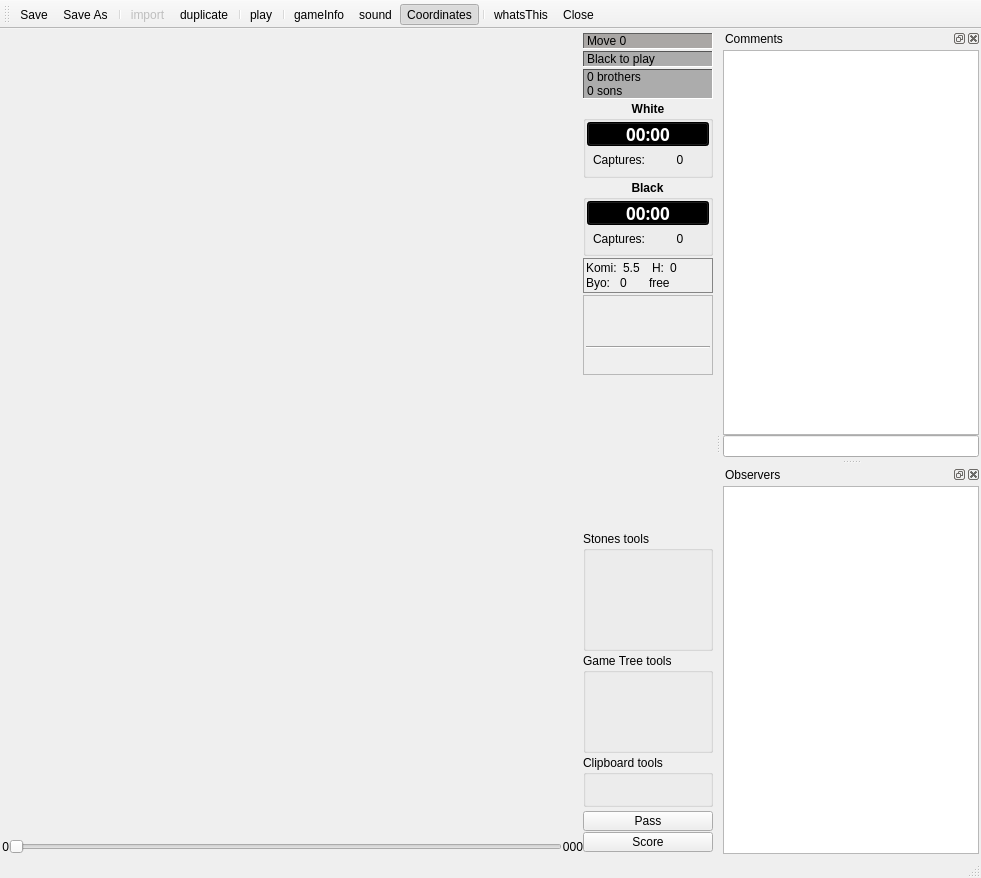
First picture: the form in src/board/boardwindow.ui, repository pzorin/qgo, before the edit.
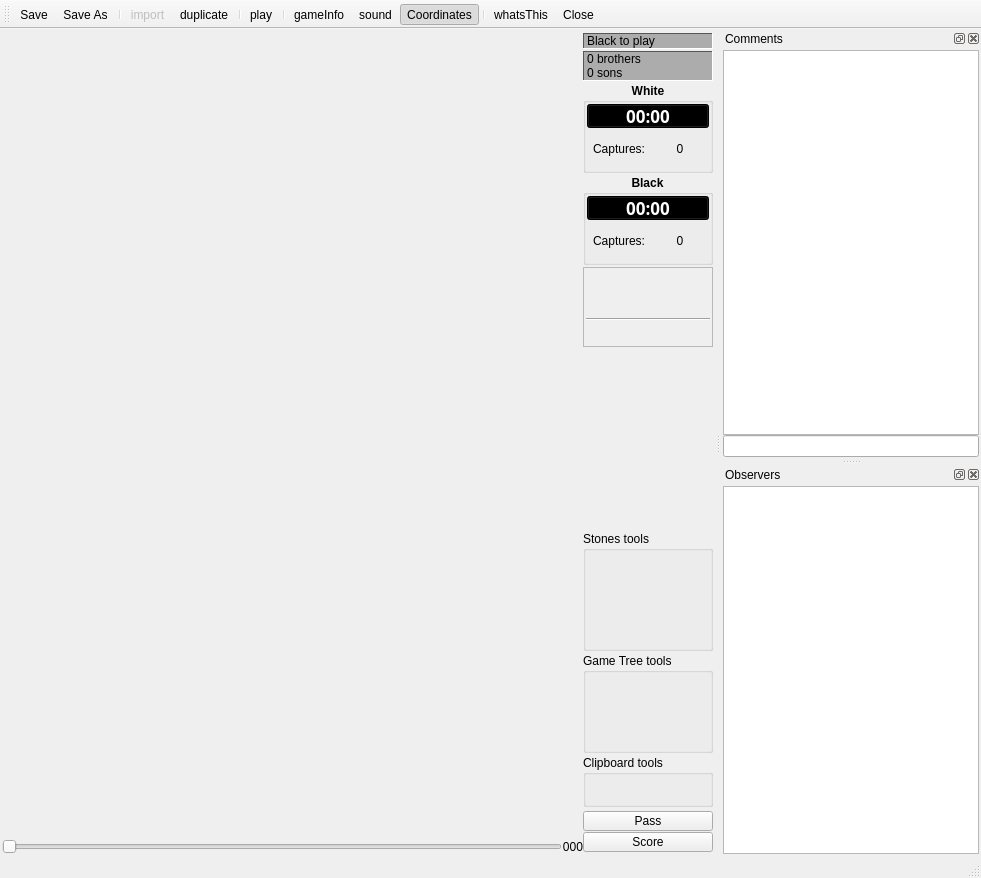
Second picture: the form after the edit. Icons and pictures are not drawn. Custom widgets are drawn as their Qt base class.

Commit message: Display move number and game info in status bar

The edit to the form file:
```diff
--- a/src/board/boardwindow.ui
+++ b/src/board/boardwindow.ui
@@ -69,34 +69,6 @@
        <property name="spacing">
         <number>0</number>
        </property>
-       <item row="3" column="2">
-        <widget class="QLabel" name="sliderRightLabel">
-         <property name="font">
-          <font>
-           <family>Helvetica</family>
-           <weight>50</weight>
-           <italic>false</italic>
-           <bold>false</bold>
-           <underline>false</underline>
-           <strikeout>false</strikeout>
-          </font>
-         </property>
-         <property name="whatsThis">
-          <string>Slider max value
-
-Maximum game move the slider can currently show.</string>
-         </property>
-         <property name="text">
-          <string>000</string>
-         </property>
-         <property name="alignment">
-          <set>Qt::AlignRight|Qt::AlignTrailing|Qt::AlignVCenter</set>
-         </property>
-         <property name="margin">
-          <number>2</number>
-         </property>
-        </widget>
-       </item>
        <item row="0" column="0" colspan="3">
         <widget class="Board" name="board" native="true">
          <property name="sizePolicy">
@@ -123,8 +95,8 @@
          </property>
         </widget>
        </item>
-       <item row="3" column="0">
-        <widget class="QLabel" name="sliderLeftLabel">
+       <item row="3" column="2">
+        <widget class="QLabel" name="sliderRightLabel">
          <property name="font">
           <font>
            <family>Helvetica</family>
@@ -136,12 +108,12 @@
           </font>
          </property>
          <property name="whatsThis">
-          <string>Slider min value
+          <string>Slider max value
 
-Minimum game move the slider can currently show.</string>
+Maximum game move the slider can currently show.</string>
          </property>
          <property name="text">
-          <string>0</string>
+          <string>000</string>
          </property>
          <property name="alignment">
           <set>Qt::AlignRight|Qt::AlignTrailing|Qt::AlignVCenter</set>
@@ -226,508 +198,6 @@
        <property name="bottomMargin">
         <number>2</number>
        </property>
-       <item>
-        <widget class="QLabel" name="moveNumLabel">
-         <property name="minimumSize">
-          <size>
-           <width>120</width>
-           <height>0</height>
-          </size>
-         </property>
-         <property name="palette">
-          <palette>
-           <active>
-            <colorrole role="WindowText">
-             <brush brushstyle="SolidPattern">
-              <color alpha="255">
-               <red>0</red>
-               <green>0</green>
-               <blue>0</blue>
-              </color>
-             </brush>
-            </colorrole>
-            <colorrole role="Button">
-             <brush brushstyle="SolidPattern">
-              <color alpha="255">
-               <red>192</red>
-               <green>192</green>
-               <blue>192</blue>
-              </color>
-             </brush>
-            </colorrole>
-            <colorrole role="Light">
-             <brush brushstyle="SolidPattern">
-              <color alpha="255">
-               <red>255</red>
-               <green>255</green>
-               <blue>255</blue>
-              </color>
-             </brush>
-            </colorrole>
-            <colorrole role="Midlight">
-             <brush brushstyle="SolidPattern">
-              <color alpha="255">
-               <red>223</red>
-               <green>223</green>
-               <blue>223</blue>
-              </color>
-             </brush>
-            </colorrole>
-            <colorrole role="Dark">
-             <brush brushstyle="SolidPattern">
-              <color alpha="255">
-               <red>96</red>
-               <green>96</green>
-               <blue>96</blue>
-              </color>
-             </brush>
-            </colorrole>
-            <colorrole role="Mid">
-             <brush brushstyle="SolidPattern">
-              <color alpha="255">
-               <red>128</red>
-               <green>128</green>
-               <blue>128</blue>
-              </color>
-             </brush>
-            </colorrole>
-            <colorrole role="Text">
-             <brush brushstyle="SolidPattern">
-              <color alpha="255">
-               <red>0</red>
-               <green>0</green>
-               <blue>0</blue>
-              </color>
-             </brush>
-            </colorrole>
-            <colorrole role="BrightText">
-             <brush brushstyle="SolidPattern">
-              <color alpha="255">
-               <red>255</red>
-               <green>255</green>
-               <blue>255</blue>
-              </color>
-             </brush>
-            </colorrole>
-            <colorrole role="ButtonText">
-             <brush brushstyle="SolidPattern">
-              <color alpha="255">
-               <red>0</red>
-               <green>0</green>
-               <blue>0</blue>
-              </color>
-             </brush>
-            </colorrole>
-            <colorrole role="Base">
-             <brush brushstyle="SolidPattern">
-              <color alpha="255">
-               <red>255</red>
-               <green>255</green>
-               <blue>255</blue>
-              </color>
-             </brush>
-            </colorrole>
-            <colorrole role="Window">
-             <brush brushstyle="SolidPattern">
-              <color alpha="255">
-               <red>170</red>
-               <green>167</green>
-               <blue>165</blue>
-              </color>
-             </brush>
-            </colorrole>
-            <colorrole role="Shadow">
-             <brush brushstyle="SolidPattern">
-              <color alpha="255">
-               <red>0</red>
-               <green>0</green>
-               <blue>0</blue>
-              </color>
-             </brush>
-            </colorrole>
-            <colorrole role="Highlight">
-             <brush brushstyle="SolidPattern">
-              <color alpha="255">
-               <red>0</red>
-               <green>0</green>
-               <blue>0</blue>
-              </color>
-             </brush>
-            </colorrole>
-            <colorrole role="HighlightedText">
-             <brush brushstyle="SolidPattern">
-              <color alpha="255">
-               <red>255</red>
-               <green>255</green>
-               <blue>255</blue>
-              </color>
-             </brush>
-            </colorrole>
-            <colorrole role="Link">
-             <brush brushstyle="SolidPattern">
-              <color alpha="255">
-               <red>0</red>
-               <green>0</green>
-               <blue>0</blue>
-              </color>
-             </brush>
-            </colorrole>
-            <colorrole role="LinkVisited">
-             <brush brushstyle="SolidPattern">
-              <color alpha="255">
-               <red>0</red>
-               <green>0</green>
-               <blue>0</blue>
-              </color>
-             </brush>
-            </colorrole>
-            <colorrole role="AlternateBase">
-             <brush brushstyle="SolidPattern">
-              <color alpha="255">
-               <red>232</red>
-               <green>232</green>
-               <blue>232</blue>
-              </color>
-             </brush>
-            </colorrole>
-           </active>
-           <inactive>
-            <colorrole role="WindowText">
-             <brush brushstyle="SolidPattern">
-              <color alpha="255">
-               <red>0</red>
-               <green>0</green>
-               <blue>0</blue>
-              </color>
-             </brush>
-            </colorrole>
-            <colorrole role="Button">
-             <brush brushstyle="SolidPattern">
-              <color alpha="255">
-               <red>192</red>
-               <green>192</green>
-               <blue>192</blue>
-              </color>
-             </brush>
-            </colorrole>
-            <colorrole role="Light">
-             <brush brushstyle="SolidPattern">
-              <color alpha="255">
-               <red>255</red>
-               <green>255</green>
-               <blue>255</blue>
-              </color>
-             </brush>
-            </colorrole>
-            <colorrole role="Midlight">
-             <brush brushstyle="SolidPattern">
-              <color alpha="255">
-               <red>220</red>
-               <green>220</green>
-               <blue>220</blue>
-              </color>
-             </brush>
-            </colorrole>
-            <colorrole role="Dark">
-             <brush brushstyle="SolidPattern">
-              <color alpha="255">
-               <red>96</red>
-               <green>96</green>
-               <blue>96</blue>
-              </color>
-             </brush>
-            </colorrole>
-            <colorrole role="Mid">
-             <brush brushstyle="SolidPattern">
-              <color alpha="255">
-               <red>128</red>
-               <green>128</green>
-               <blue>128</blue>
-              </color>
-             </brush>
-            </colorrole>
-            <colorrole role="Text">
-             <brush brushstyle="SolidPattern">
-              <color alpha="255">
-               <red>0</red>
-               <green>0</green>
-               <blue>0</blue>
-              </color>
-             </brush>
-            </colorrole>
-            <colorrole role="BrightText">
-             <brush brushstyle="SolidPattern">
-              <color alpha="255">
-               <red>255</red>
-               <green>255</green>
-               <blue>255</blue>
-              </color>
-             </brush>
-            </colorrole>
-            <colorrole role="ButtonText">
-             <brush brushstyle="SolidPattern">
-              <color alpha="255">
-               <red>0</red>
-               <green>0</green>
-               <blue>0</blue>
-              </color>
-             </brush>
-            </colorrole>
-            <colorrole role="Base">
-             <brush brushstyle="SolidPattern">
-              <color alpha="255">
-               <red>255</red>
-               <green>255</green>
-               <blue>255</blue>
-              </color>
-             </brush>
-            </colorrole>
-            <colorrole role="Window">
-             <brush brushstyle="SolidPattern">
-              <color alpha="255">
-               <red>170</red>
-               <green>167</green>
-               <blue>165</blue>
-              </color>
-             </brush>
-            </colorrole>
-            <colorrole role="Shadow">
-             <brush brushstyle="SolidPattern">
-              <color alpha="255">
-               <red>0</red>
-               <green>0</green>
-               <blue>0</blue>
-              </color>
-             </brush>
-            </colorrole>
-            <colorrole role="Highlight">
-             <brush brushstyle="SolidPattern">
-              <color alpha="255">
-               <red>0</red>
-               <green>0</green>
-               <blue>0</blue>
-              </color>
-             </brush>
-            </colorrole>
-            <colorrole role="HighlightedText">
-             <brush brushstyle="SolidPattern">
-              <color alpha="255">
-               <red>255</red>
-               <green>255</green>
-               <blue>255</blue>
-              </color>
-             </brush>
-            </colorrole>
-            <colorrole role="Link">
-             <brush brushstyle="SolidPattern">
-              <color alpha="255">
-               <red>0</red>
-               <green>0</green>
-               <blue>0</blue>
-              </color>
-             </brush>
-            </colorrole>
-            <colorrole role="LinkVisited">
-             <brush brushstyle="SolidPattern">
-              <color alpha="255">
-               <red>0</red>
-               <green>0</green>
-               <blue>0</blue>
-              </color>
-             </brush>
-            </colorrole>
-            <colorrole role="AlternateBase">
-             <brush brushstyle="SolidPattern">
-              <color alpha="255">
-               <red>232</red>
-               <green>232</green>
-               <blue>232</blue>
-              </color>
-             </brush>
-            </colorrole>
-           </inactive>
-           <disabled>
-            <colorrole role="WindowText">
-             <brush brushstyle="SolidPattern">
-              <color alpha="255">
-               <red>128</red>
-               <green>128</green>
-               <blue>128</blue>
-              </color>
-             </brush>
-            </colorrole>
-            <colorrole role="Button">
-             <brush brushstyle="SolidPattern">
-              <color alpha="255">
-               <red>192</red>
-               <green>192</green>
-               <blue>192</blue>
-              </color>
-             </brush>
-            </colorrole>
-            <colorrole role="Light">
-             <brush brushstyle="SolidPattern">
-              <color alpha="255">
-               <red>255</red>
-               <green>255</green>
-               <blue>255</blue>
-              </color>
-             </brush>
-            </colorrole>
-            <colorrole role="Midlight">
-             <brush brushstyle="SolidPattern">
-              <color alpha="255">
-               <red>220</red>
-               <green>220</green>
-               <blue>220</blue>
-              </color>
-             </brush>
-            </colorrole>
-            <colorrole role="Dark">
-             <brush brushstyle="SolidPattern">
-              <color alpha="255">
-               <red>96</red>
-               <green>96</green>
-               <blue>96</blue>
-              </color>
-             </brush>
-            </colorrole>
-            <colorrole role="Mid">
-             <brush brushstyle="SolidPattern">
-              <color alpha="255">
-               <red>128</red>
-               <green>128</green>
-               <blue>128</blue>
-              </color>
-             </brush>
-            </colorrole>
-            <colorrole role="Text">
-             <brush brushstyle="SolidPattern">
-              <color alpha="255">
-               <red>0</red>
-               <green>0</green>
-               <blue>0</blue>
-              </color>
-             </brush>
-            </colorrole>
-            <colorrole role="BrightText">
-             <brush brushstyle="SolidPattern">
-              <color alpha="255">
-               <red>255</red>
-               <green>255</green>
-               <blue>255</blue>
-              </color>
-             </brush>
-            </colorrole>
-            <colorrole role="ButtonText">
-             <brush brushstyle="SolidPattern">
-              <color alpha="255">
-               <red>128</red>
-               <green>128</green>
-               <blue>128</blue>
-              </color>
-             </brush>
-            </colorrole>
-            <colorrole role="Base">
-             <brush brushstyle="SolidPattern">
-              <color alpha="255">
-               <red>255</red>
-               <green>255</green>
-               <blue>255</blue>
-              </color>
-             </brush>
-            </colorrole>
-            <colorrole role="Window">
-             <brush brushstyle="SolidPattern">
-              <color alpha="255">
-               <red>170</red>
-               <green>167</green>
-               <blue>165</blue>
-              </color>
-             </brush>
-            </colorrole>
-            <colorrole role="Shadow">
-             <brush brushstyle="SolidPattern">
-              <color alpha="255">
-               <red>0</red>
-               <green>0</green>
-               <blue>0</blue>
-              </color>
-             </brush>
-            </colorrole>
-            <colorrole role="Highlight">
-             <brush brushstyle="SolidPattern">
-              <color alpha="255">
-               <red>0</red>
-               <green>0</green>
-               <blue>0</blue>
-              </color>
-             </brush>
-            </colorrole>
-            <colorrole role="HighlightedText">
-             <brush brushstyle="SolidPattern">
-              <color alpha="255">
-               <red>255</red>
-               <green>255</green>
-               <blue>255</blue>
-              </color>
-             </brush>
-            </colorrole>
-            <colorrole role="Link">
-             <brush brushstyle="SolidPattern">
-              <color alpha="255">
-               <red>0</red>
-               <green>0</green>
-               <blue>0</blue>
-              </color>
-             </brush>
-            </colorrole>
-            <colorrole role="LinkVisited">
-             <brush brushstyle="SolidPattern">
-              <color alpha="255">
-               <red>0</red>
-               <green>0</green>
-               <blue>0</blue>
-              </color>
-             </brush>
-            </colorrole>
-            <colorrole role="AlternateBase">
-             <brush brushstyle="SolidPattern">
-              <color alpha="255">
-               <red>232</red>
-               <green>232</green>
-               <blue>232</blue>
-              </color>
-             </brush>
-            </colorrole>
-           </disabled>
-          </palette>
-         </property>
-         <property name="toolTip">
-          <string>Move number</string>
-         </property>
-         <property name="whatsThis">
-          <string>Move number
-
-Number of the currently displayed move.</string>
-         </property>
-         <property name="autoFillBackground">
-          <bool>true</bool>
-         </property>
-         <property name="frameShape">
-          <enum>QFrame::Panel</enum>
-         </property>
-         <property name="frameShadow">
-          <enum>QFrame::Sunken</enum>
-         </property>
-         <property name="text">
-          <string>Move 0</string>
-         </property>
-         <property name="alignment">
-          <set>Qt::AlignLeading|Qt::AlignLeft|Qt::AlignVCenter</set>
-         </property>
-        </widget>
-       </item>
        <item>
         <widget class="QLabel" name="turnLabel">
          <property name="palette">
@@ -3551,566 +3021,6 @@
          </widget>
         </widget>
        </item>
-       <item>
-        <widget class="QFrame" name="matchSettingsFrame">
-         <property name="sizePolicy">
-          <sizepolicy hsizetype="Preferred" vsizetype="Minimum">
-           <horstretch>0</horstretch>
-           <verstretch>0</verstretch>
-          </sizepolicy>
-         </property>
-         <property name="minimumSize">
-          <size>
-           <width>16</width>
-           <height>0</height>
-          </size>
-         </property>
-         <property name="palette">
-          <palette>
-           <active>
-            <colorrole role="WindowText">
-             <brush brushstyle="SolidPattern">
-              <color alpha="255">
-               <red>0</red>
-               <green>0</green>
-               <blue>0</blue>
-              </color>
-             </brush>
-            </colorrole>
-            <colorrole role="Button">
-             <brush brushstyle="SolidPattern">
-              <color alpha="255">
-               <red>172</red>
-               <green>172</green>
-               <blue>172</blue>
-              </color>
-             </brush>
-            </colorrole>
-            <colorrole role="Light">
-             <brush brushstyle="SolidPattern">
-              <color alpha="255">
-               <red>255</red>
-               <green>255</green>
-               <blue>255</blue>
-              </color>
-             </brush>
-            </colorrole>
-            <colorrole role="Midlight">
-             <brush brushstyle="SolidPattern">
-              <color alpha="255">
-               <red>213</red>
-               <green>213</green>
-               <blue>213</blue>
-              </color>
-             </brush>
-            </colorrole>
-            <colorrole role="Dark">
-             <brush brushstyle="SolidPattern">
-              <color alpha="255">
-               <red>86</red>
-               <green>86</green>
-               <blue>86</blue>
-              </color>
-             </brush>
-            </colorrole>
-            <colorrole role="Mid">
-             <brush brushstyle="SolidPattern">
-              <color alpha="255">
-               <red>115</red>
-               <green>115</green>
-               <blue>115</blue>
-              </color>
-             </brush>
-            </colorrole>
-            <colorrole role="Text">
-             <brush brushstyle="SolidPattern">
-              <color alpha="255">
-               <red>0</red>
-               <green>0</green>
-               <blue>0</blue>
-              </color>
-             </brush>
-            </colorrole>
-            <colorrole role="BrightText">
-             <brush brushstyle="SolidPattern">
-              <color alpha="255">
-               <red>255</red>
-               <green>255</green>
-               <blue>255</blue>
-              </color>
-             </brush>
-            </colorrole>
-            <colorrole role="ButtonText">
-             <brush brushstyle="SolidPattern">
-              <color alpha="255">
-               <red>0</red>
-               <green>0</green>
-               <blue>0</blue>
-              </color>
-             </brush>
-            </colorrole>
-            <colorrole role="Base">
-             <brush brushstyle="SolidPattern">
-              <color alpha="255">
-               <red>255</red>
-               <green>255</green>
-               <blue>255</blue>
-              </color>
-             </brush>
-            </colorrole>
-            <colorrole role="Window">
-             <brush brushstyle="SolidPattern">
-              <color alpha="255">
-               <red>172</red>
-               <green>172</green>
-               <blue>172</blue>
-              </color>
-             </brush>
-            </colorrole>
-            <colorrole role="Shadow">
-             <brush brushstyle="SolidPattern">
-              <color alpha="255">
-               <red>0</red>
-               <green>0</green>
-               <blue>0</blue>
-              </color>
-             </brush>
-            </colorrole>
-            <colorrole role="AlternateBase">
-             <brush brushstyle="SolidPattern">
-              <color alpha="255">
-               <red>213</red>
-               <green>213</green>
-               <blue>213</blue>
-              </color>
-             </brush>
-            </colorrole>
-           </active>
-           <inactive>
-            <colorrole role="WindowText">
-             <brush brushstyle="SolidPattern">
-              <color alpha="255">
-               <red>0</red>
-               <green>0</green>
-               <blue>0</blue>
-              </color>
-             </brush>
-            </colorrole>
-            <colorrole role="Button">
-             <brush brushstyle="SolidPattern">
-              <color alpha="255">
-               <red>172</red>
-               <green>172</green>
-               <blue>172</blue>
-              </color>
-             </brush>
-            </colorrole>
-            <colorrole role="Light">
-             <brush brushstyle="SolidPattern">
-              <color alpha="255">
-               <red>255</red>
-               <green>255</green>
-               <blue>255</blue>
-              </color>
-             </brush>
-            </colorrole>
-            <colorrole role="Midlight">
-             <brush brushstyle="SolidPattern">
-              <color alpha="255">
-               <red>213</red>
-               <green>213</green>
-               <blue>213</blue>
-              </color>
-             </brush>
-            </colorrole>
-            <colorrole role="Dark">
-             <brush brushstyle="SolidPattern">
-              <color alpha="255">
-               <red>86</red>
-               <green>86</green>
-               <blue>86</blue>
-              </color>
-             </brush>
-            </colorrole>
-            <colorrole role="Mid">
-             <brush brushstyle="SolidPattern">
-              <color alpha="255">
-               <red>115</red>
-               <green>115</green>
-               <blue>115</blue>
-              </color>
-             </brush>
-            </colorrole>
-            <colorrole role="Text">
-             <brush brushstyle="SolidPattern">
-              <color alpha="255">
-               <red>0</red>
-               <green>0</green>
-               <blue>0</blue>
-              </color>
-             </brush>
-            </colorrole>
-            <colorrole role="BrightText">
-             <brush brushstyle="SolidPattern">
-              <color alpha="255">
-               <red>255</red>
-               <green>255</green>
-               <blue>255</blue>
-              </color>
-             </brush>
-            </colorrole>
-            <colorrole role="ButtonText">
-             <brush brushstyle="SolidPattern">
-              <color alpha="255">
-               <red>0</red>
-               <green>0</green>
-               <blue>0</blue>
-              </color>
-             </brush>
-            </colorrole>
-            <colorrole role="Base">
-             <brush brushstyle="SolidPattern">
-              <color alpha="255">
-               <red>255</red>
-               <green>255</green>
-               <blue>255</blue>
-              </color>
-             </brush>
-            </colorrole>
-            <colorrole role="Window">
-             <brush brushstyle="SolidPattern">
-              <color alpha="255">
-               <red>172</red>
-               <green>172</green>
-               <blue>172</blue>
-              </color>
-             </brush>
-            </colorrole>
-            <colorrole role="Shadow">
-             <brush brushstyle="SolidPattern">
-              <color alpha="255">
-               <red>0</red>
-               <green>0</green>
-               <blue>0</blue>
-              </color>
-             </brush>
-            </colorrole>
-            <colorrole role="AlternateBase">
-             <brush brushstyle="SolidPattern">
-              <color alpha="255">
-               <red>213</red>
-               <green>213</green>
-               <blue>213</blue>
-              </color>
-             </brush>
-            </colorrole>
-           </inactive>
-           <disabled>
-            <colorrole role="WindowText">
-             <brush brushstyle="SolidPattern">
-              <color alpha="255">
-               <red>86</red>
-               <green>86</green>
-               <blue>86</blue>
-              </color>
-             </brush>
-            </colorrole>
-            <colorrole role="Button">
-             <brush brushstyle="SolidPattern">
-              <color alpha="255">
-               <red>172</red>
-               <green>172</green>
-               <blue>172</blue>
-              </color>
-             </brush>
-            </colorrole>
-            <colorrole role="Light">
-             <brush brushstyle="SolidPattern">
-              <color alpha="255">
-               <red>255</red>
-               <green>255</green>
-               <blue>255</blue>
-              </color>
-             </brush>
-            </colorrole>
-            <colorrole role="Midlight">
-             <brush brushstyle="SolidPattern">
-              <color alpha="255">
-               <red>213</red>
-               <green>213</green>
-               <blue>213</blue>
-              </color>
-             </brush>
-            </colorrole>
-            <colorrole role="Dark">
-             <brush brushstyle="SolidPattern">
-              <color alpha="255">
-               <red>86</red>
-               <green>86</green>
-               <blue>86</blue>
-              </color>
-             </brush>
-            </colorrole>
-            <colorrole role="Mid">
-             <brush brushstyle="SolidPattern">
-              <color alpha="255">
-               <red>115</red>
-               <green>115</green>
-               <blue>115</blue>
-              </color>
-             </brush>
-            </colorrole>
-            <colorrole role="Text">
-             <brush brushstyle="SolidPattern">
-              <color alpha="255">
-               <red>86</red>
-               <green>86</green>
-               <blue>86</blue>
-              </color>
-             </brush>
-            </colorrole>
-            <colorrole role="BrightText">
-             <brush brushstyle="SolidPattern">
-              <color alpha="255">
-               <red>255</red>
-               <green>255</green>
-               <blue>255</blue>
-              </color>
-             </brush>
-            </colorrole>
-            <colorrole role="ButtonText">
-             <brush brushstyle="SolidPattern">
-              <color alpha="255">
-               <red>86</red>
-               <green>86</green>
-               <blue>86</blue>
-              </color>
-             </brush>
-            </colorrole>
-            <colorrole role="Base">
-             <brush brushstyle="SolidPattern">
-              <color alpha="255">
-               <red>172</red>
-               <green>172</green>
-               <blue>172</blue>
-              </color>
-             </brush>
-            </colorrole>
-            <colorrole role="Window">
-             <brush brushstyle="SolidPattern">
-              <color alpha="255">
-               <red>172</red>
-               <green>172</green>
-               <blue>172</blue>
-              </color>
-             </brush>
-            </colorrole>
-            <colorrole role="Shadow">
-             <brush brushstyle="SolidPattern">
-              <color alpha="255">
-               <red>0</red>
-               <green>0</green>
-               <blue>0</blue>
-              </color>
-             </brush>
-            </colorrole>
-            <colorrole role="AlternateBase">
-             <brush brushstyle="SolidPattern">
-              <color alpha="255">
-               <red>172</red>
-               <green>172</green>
-               <blue>172</blue>
-              </color>
-             </brush>
-            </colorrole>
-           </disabled>
-          </palette>
-         </property>
-         <property name="frameShape">
-          <enum>QFrame::StyledPanel</enum>
-         </property>
-         <property name="frameShadow">
-          <enum>QFrame::Raised</enum>
-         </property>
-         <layout class="QGridLayout">
-          <property name="leftMargin">
-           <number>2</number>
-          </property>
-          <property name="topMargin">
-           <number>2</number>
-          </property>
-          <property name="rightMargin">
-           <number>2</number>
-          </property>
-          <property name="bottomMargin">
-           <number>2</number>
-          </property>
-          <property name="spacing">
-           <number>1</number>
-          </property>
-          <item row="1" column="1">
-           <widget class="QLabel" name="freeratedLabel">
-            <property name="toolTip">
-             <string>free/rated game</string>
-            </property>
-            <property name="whatsThis">
-             <string>free game:
-
-use &quot;free&quot; command to make game rated or unrated (free)</string>
-            </property>
-            <property name="text">
-             <string>free</string>
-            </property>
-            <property name="alignment">
-             <set>Qt::AlignLeading|Qt::AlignLeft|Qt::AlignVCenter</set>
-            </property>
-           </widget>
-          </item>
-          <item row="0" column="1">
-           <layout class="QHBoxLayout">
-            <property name="spacing">
-             <number>6</number>
-            </property>
-            <property name="leftMargin">
-             <number>0</number>
-            </property>
-            <property name="topMargin">
-             <number>0</number>
-            </property>
-            <property name="rightMargin">
-             <number>0</number>
-            </property>
-            <property name="bottomMargin">
-             <number>0</number>
-            </property>
-            <item>
-             <widget class="QLabel" name="TextLabel_Handicap">
-              <property name="maximumSize">
-               <size>
-                <width>15</width>
-                <height>32767</height>
-               </size>
-              </property>
-              <property name="toolTip">
-               <string>Handicap</string>
-              </property>
-              <property name="whatsThis">
-               <string>Handicap
-
-Number of stones placed by black as his first move.</string>
-              </property>
-              <property name="text">
-               <string>H:</string>
-              </property>
-              <property name="alignment">
-               <set>Qt::AlignRight|Qt::AlignTrailing|Qt::AlignVCenter</set>
-              </property>
-             </widget>
-            </item>
-            <item>
-             <widget class="QLabel" name="handicap">
-              <property name="text">
-               <string>0</string>
-              </property>
-             </widget>
-            </item>
-           </layout>
-          </item>
-          <item row="0" column="0">
-           <layout class="QHBoxLayout">
-            <property name="spacing">
-             <number>6</number>
-            </property>
-            <property name="leftMargin">
-             <number>0</number>
-            </property>
-            <property name="topMargin">
-             <number>0</number>
-            </property>
-            <property name="rightMargin">
-             <number>0</number>
-            </property>
-            <property name="bottomMargin">
-             <number>0</number>
-            </property>
-            <item>
-             <widget class="QLabel" name="TextLabel_komi">
-              <property name="toolTip">
-               <string>komi points</string>
-              </property>
-              <property name="whatsThis">
-               <string>komi:
-
-Add komi points to white because black has the advantage to set the first stone.
-Use &quot;komi x&quot; to request a komi of x (number).</string>
-              </property>
-              <property name="text">
-               <string>Komi:</string>
-              </property>
-             </widget>
-            </item>
-            <item>
-             <widget class="QLabel" name="komi">
-              <property name="text">
-               <string>5.5</string>
-              </property>
-             </widget>
-            </item>
-           </layout>
-          </item>
-          <item row="1" column="0">
-           <layout class="QHBoxLayout">
-            <property name="spacing">
-             <number>6</number>
-            </property>
-            <property name="leftMargin">
-             <number>0</number>
-            </property>
-            <property name="topMargin">
-             <number>0</number>
-            </property>
-            <property name="rightMargin">
-             <number>0</number>
-            </property>
-            <property name="bottomMargin">
-             <number>0</number>
-            </property>
-            <item>
-             <widget class="QLabel" name="TextLabel_Byo">
-              <property name="toolTip">
-               <string>byoyomi time (minutes)</string>
-              </property>
-              <property name="whatsThis">
-               <string>Byoyomi time
-
-Additional time to place a number of stones.
-If time reaches zero before all stones are placed, the game ends immediately: &quot;... forfeits on time.&quot;
-
-Time Systems (offline):
-
-Absolute: Byo = 0, no additional time after main time is zero.
-
-Canadian: e.g. Byo = 6/25, 25 stones to place in 6 minutes; if all stones are placed. The byoyomi period is reset to this value and the same number of stones have to be placed until the game ends.
-
-byo-yomi: e.g. Byo: 7x30s, 7 periods at 30 seconds; if a stone is placed within 30 seconds, time is reset to 30 seconds, if not placed within 30 seconds, period will be decreased by one, a new period of 30 seconds starts; if period is zero and last time interval is over then game ends.</string>
-              </property>
-              <property name="text">
-               <string>Byo:</string>
-              </property>
-             </widget>
-            </item>
-            <item>
-             <widget class="QLabel" name="byoyomi">
-              <property name="text">
-               <string>0</string>
-              </property>
-             </widget>
-            </item>
-           </layout>
-          </item>
-         </layout>
-        </widget>
-       </item>
        <item>
         <widget class="QFrame" name="navButtonsFrame">
          <property name="sizePolicy">
```
The commit also changes 3 other files.
